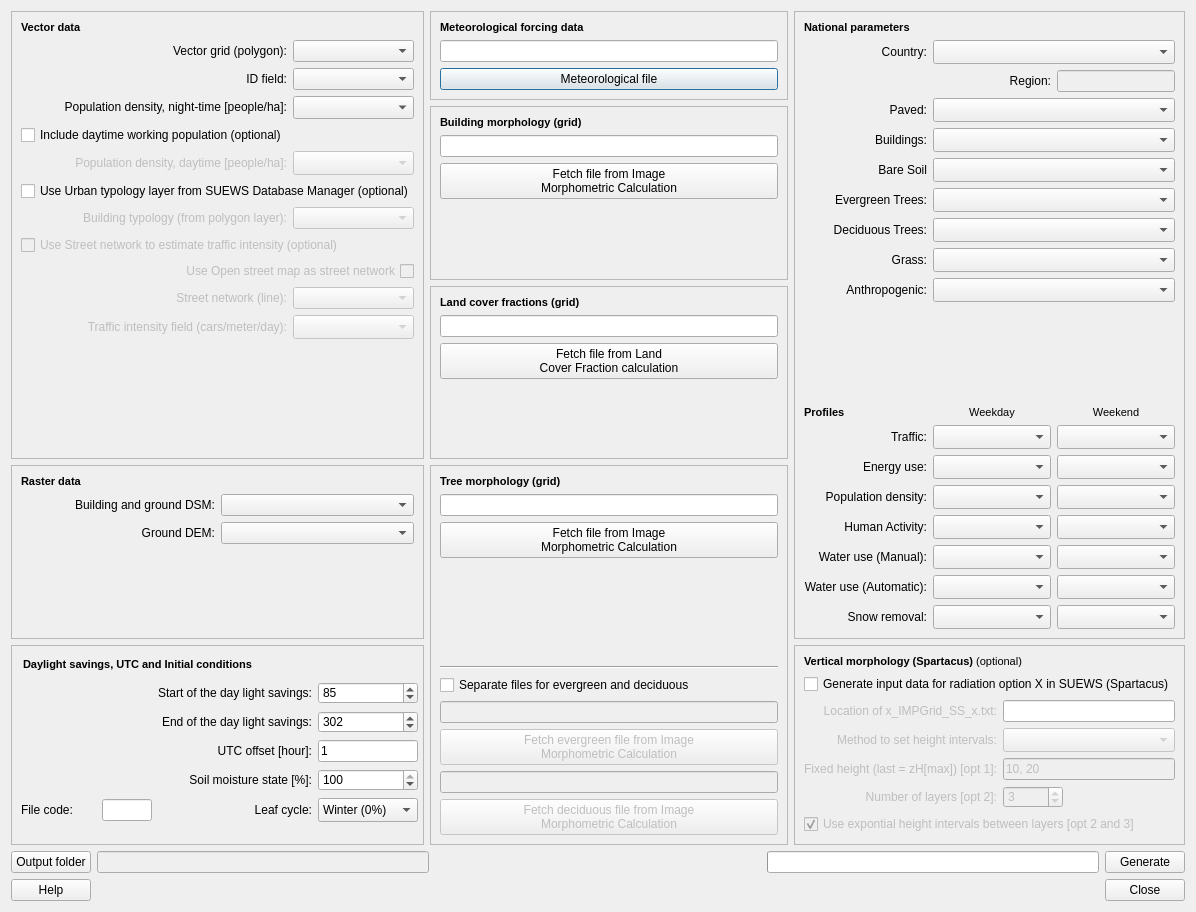
Before: the Qt Designer form suews_prepare_database/suews_prepare_database_dialog_base.ui in UMEP-dev/UMEP, drawn with Qt 5.
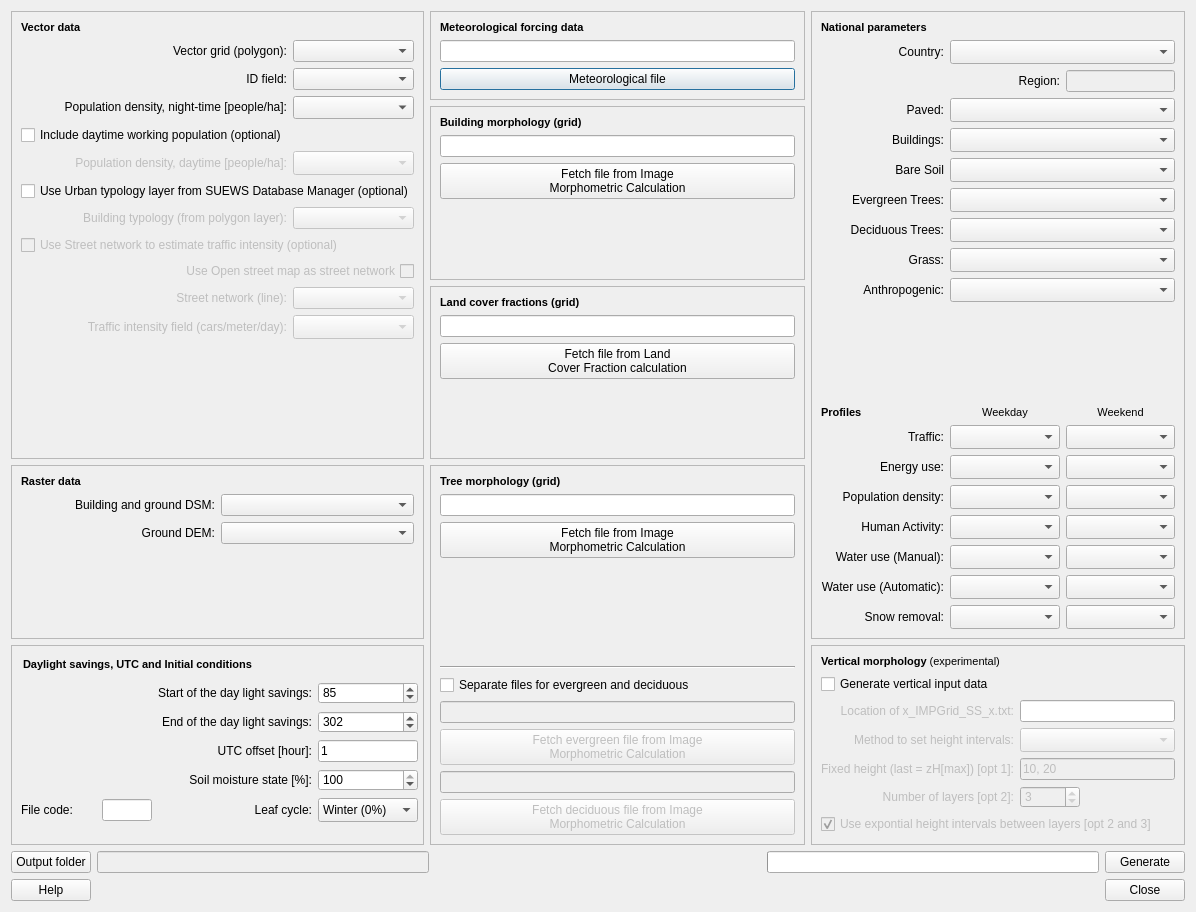
After: the same form once the commit is applied. Custom widgets are drawn as their Qt base class.

What changed in the file:
```diff
--- a/suews_prepare_database/suews_prepare_database_dialog_base.ui
+++ b/suews_prepare_database/suews_prepare_database_dialog_base.ui
@@ -1667,8 +1667,8 @@
          <string>&lt;!DOCTYPE HTML PUBLIC &quot;-//W3C//DTD HTML 4.0//EN&quot; &quot;http://www.w3.org/TR/REC-html40/strict.dtd&quot;&gt;
 &lt;html&gt;&lt;head&gt;&lt;meta name=&quot;qrichtext&quot; content=&quot;1&quot; /&gt;&lt;style type=&quot;text/css&quot;&gt;
 p, li { white-space: pre-wrap; }
-&lt;/style&gt;&lt;/head&gt;&lt;body style=&quot; font-family:'MS Shell Dlg 2'; font-size:7.8pt; font-weight:400; font-style:normal;&quot;&gt;
-&lt;p style=&quot; margin-top:0px; margin-bottom:0px; margin-left:0px; margin-right:0px; -qt-block-indent:0; text-indent:0px;&quot;&gt;&lt;span style=&quot; font-size:8pt; font-weight:600;&quot;&gt;Vertical morphology (Spartacus) &lt;/span&gt;&lt;span style=&quot; font-size:8pt;&quot;&gt;(optional)&lt;/span&gt;&lt;/p&gt;&lt;/body&gt;&lt;/html&gt;</string>
+&lt;/style&gt;&lt;/head&gt;&lt;body style=&quot; font-family:'MS Shell Dlg 2'; font-size:8pt; font-weight:400; font-style:normal;&quot;&gt;
+&lt;p style=&quot; margin-top:0px; margin-bottom:0px; margin-left:0px; margin-right:0px; -qt-block-indent:0; text-indent:0px;&quot;&gt;&lt;span style=&quot; font-weight:600;&quot;&gt;Vertical morphology &lt;/span&gt;(experimental)&lt;/p&gt;&lt;/body&gt;&lt;/html&gt;</string>
         </property>
        </widget>
       </item>
@@ -1840,7 +1840,7 @@
       <item row="3" column="0">
        <widget class="QCheckBox" name="checkBoxSS">
         <property name="text">
-         <string>Generate input data for radiation option X in SUEWS (Spartacus)</string>
+         <string>Generate vertical input data</string>
         </property>
         <property name="checked">
          <bool>false</bool>
```
